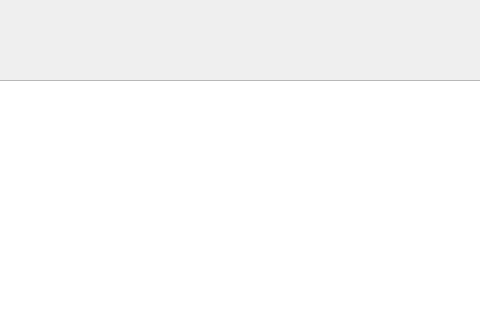
tatianascgil/Projeto_Informatico_Formula_Student_Barramento_CAN, file FSIPLeiria/mainwindow.ui: the form before one commit; both pictures show x 355 to 835 and y 0 to 320 of the 1325 by 710 pixel window.
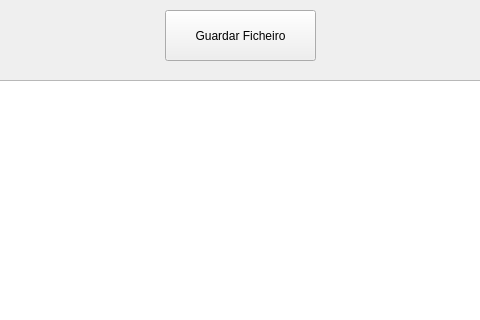
The form after the commit.

```diff
--- a/FSIPLeiria/mainwindow.ui
+++ b/FSIPLeiria/mainwindow.ui
@@ -104,6 +104,25 @@
      </rect>
     </property>
    </widget>
+   <widget class="QPushButton" name="btnSaveFile">
+    <property name="enabled">
+     <bool>true</bool>
+    </property>
+    <property name="geometry">
+     <rect>
+      <x>520</x>
+      <y>10</y>
+      <width>151</width>
+      <height>51</height>
+     </rect>
+    </property>
+    <property name="cursor">
+     <cursorShape>PointingHandCursor</cursorShape>
+    </property>
+    <property name="text">
+     <string>Guardar Ficheiro</string>
+    </property>
+   </widget>
   </widget>
   <widget class="QMenuBar" name="menubar">
    <property name="geometry">
```
Left out of the diff: 6 changed lines with no effect on the pictures.
